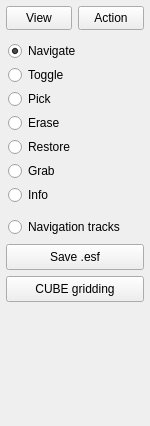
First picture: the form in deps/ui/mb3dsoundings_pane.ui, repository GenericMappingTools/InteractiveGMT, before the edit.
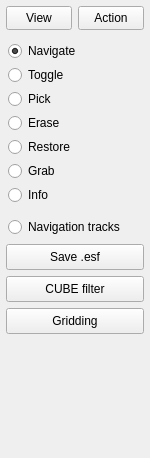
Second picture: the form after the edit.

Commit message: feat: CUBE filter, pane Gridding, MB editing gestures

```diff
--- a/deps/ui/mb3dsoundings_pane.ui
+++ b/deps/ui/mb3dsoundings_pane.ui
@@ -7,7 +7,7 @@
     <x>0</x>
     <y>0</y>
     <width>150</width>
-    <height>426</height>
+    <height>458</height>
    </rect>
   </property>
   <property name="windowTitle">
@@ -217,7 +217,26 @@
     <string>Grid these soundings with MB-System's CUBE: the good soundings as they stand in the pane, edits included</string>
    </property>
    <property name="text">
-    <string>CUBE gridding</string>
+    <string>CUBE filter</string>
+   </property>
+   <property name="autoDefault">
+    <bool>false</bool>
+   </property>
+  </widget>
+  <widget class="QPushButton" name="gridButton">
+   <property name="geometry">
+    <rect>
+     <x>6</x>
+     <y>308</y>
+     <width>138</width>
+     <height>26</height>
+    </rect>
+   </property>
+   <property name="toolTip">
+    <string>Grid these soundings (Interpolate, set to mbgrid): only the good ones, as they stand in the pane -- the flagged soundings never enter the surface</string>
+   </property>
+   <property name="text">
+    <string>Gridding</string>
    </property>
    <property name="autoDefault">
     <bool>false</bool>
@@ -227,7 +246,7 @@
    <property name="geometry">
     <rect>
      <x>6</x>
-     <y>310</y>
+     <y>342</y>
      <width>138</width>
      <height>110</height>
     </rect>
```
Left out of the diff: 4 changed lines with no effect on the pictures. The commit also changes 14 other files.
